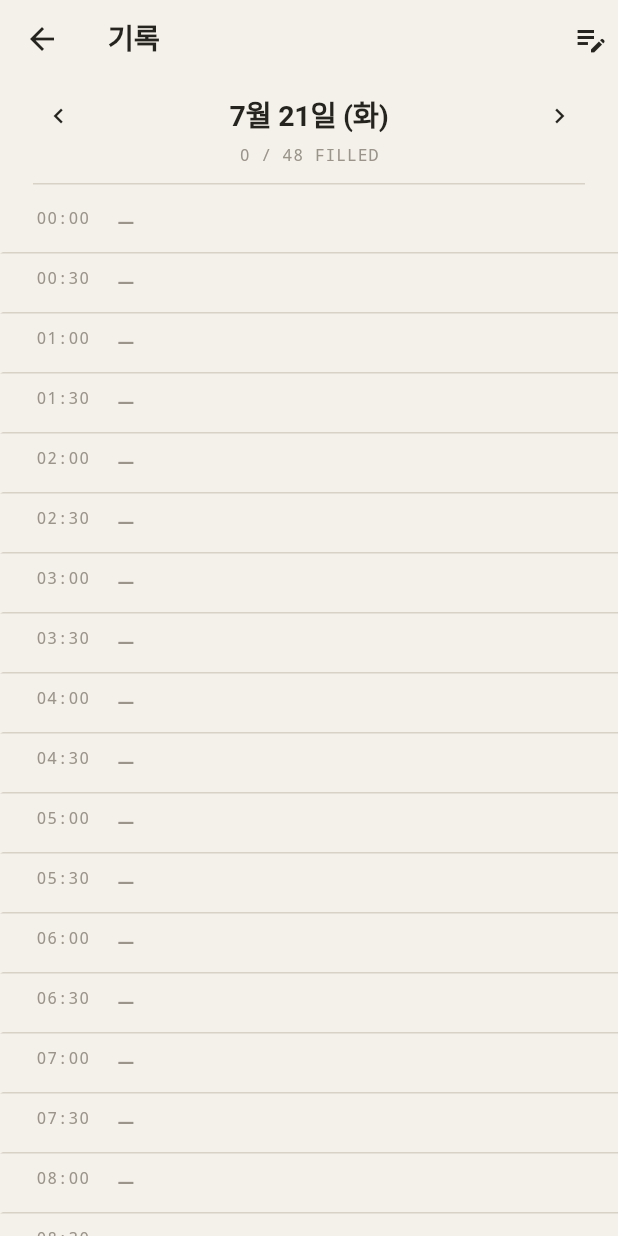
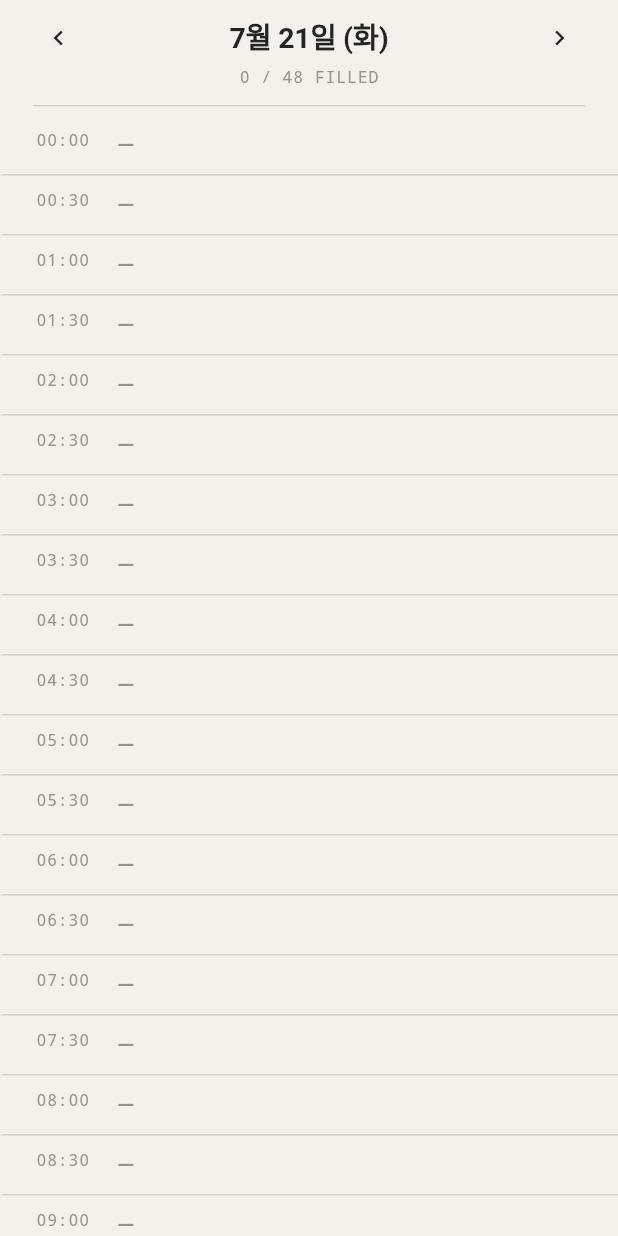
Before and after one commit to miziixx/jigoom, a Flutter app: the TimeTrackScreen screen opened directly, on a phone screen of 412 x 824 dp. Run offline on Flutter 3.47's test engine with Material 3 defaults, Android fonts, the phone set to English and light mode, and no system bars; our stand-ins replace drift, drift_flutter, file_picker, flutter_colorpicker, flutter_local_notifications, flutter_riverpod and 6 more; missing offline and left inert: dart:html, google_mlkit_text_recognition, home_widget, receive_sharing_intent, shelf_router; accounts and stored records are empty; generated files the repository leaves out were written again.

Commit message:
refactor(jigeum): 일과 탭을 시간 허브로 (일정·루틴·기록 하위 보기)
루틴·타임트래커의 접근 방식이 제각각(루틴=일과 탭 버튼, 기록=드로어)이던
문제. 일과 탭을 시간 허브로 통합.

- TimeHub: 하위 탭 schedule / routine / log 전환(IndexedStack), 우측에
  탭별 액션(+일정 / +루틴 / 지금 기록).
- RoutineScreen → RoutineBody(임베드용) + showRoutineEditSheet 분리.
- TimeTrackScreen → TimeTrackBody(임베드용) 분리.
- 드로어에서 타임트래커 항목 제거(설정만 남김). 하단 탭 라벨 routine→time.

Co-Authored-By: Claude Opus 4.8 <noreply@anthropic.com>
Claude-Session: https://claude.ai/code/session_01NxK7vut4Em9KdbB5SB8P2d

```diff
--- a/jigeum/lib/features/timetrack/time_track_screen.dart
+++ b/jigeum/lib/features/timetrack/time_track_screen.dart
@@ -45,15 +45,26 @@ Future<void> showTimeTrackInput(
   }
 }
 
-/// 타임트래커 화면 — 하루 30분×48블록 기록.
-class TimeTrackScreen extends ConsumerStatefulWidget {
+/// 타임트래커 화면 (독립 진입용 — Scaffold 래퍼).
+class TimeTrackScreen extends StatelessWidget {
   const TimeTrackScreen({super.key});
 
   @override
-  ConsumerState<TimeTrackScreen> createState() => _TimeTrackScreenState();
+  Widget build(BuildContext context) => const Scaffold(
+        appBar: null,
+        body: SafeArea(child: TimeTrackBody()),
+      );
 }
 
-class _TimeTrackScreenState extends ConsumerState<TimeTrackScreen> {
+/// 타임트래커 body — 하루 30분×48블록 기록 (임베드용, Scaffold 없음).
+class TimeTrackBody extends ConsumerStatefulWidget {
+  const TimeTrackBody({super.key});
+
+  @override
+  ConsumerState<TimeTrackBody> createState() => _TimeTrackBodyState();
+}
+
+class _TimeTrackBodyState extends ConsumerState<TimeTrackBody> {
   DateTime _date = DateTime(
       DateTime.now().year, DateTime.now().month, DateTime.now().day);
 
@@ -71,21 +82,7 @@ class _TimeTrackScreenState extends ConsumerState<TimeTrackScreen> {
     final nowBlock = TimeTrackRepository.blockOfNow();
     final filled = byIndex.length;
 
-    return Scaffold(
-      appBar: AppBar(
-        title: const Text('기록'),
-        actions: [
-          IconButton(
-            icon: const Icon(Icons.edit_note),
-            tooltip: '지금 기록',
-            onPressed: _isToday
-                ? () => showTimeTrackInput(context, ref,
-                    date: _date, block: nowBlock)
-                : null,
-          ),
-        ],
-      ),
-      body: Container(
+    return Container(
         color: t(context).paper,
         child: Column(
           children: [
@@ -135,8 +132,7 @@ class _TimeTrackScreenState extends ConsumerState<TimeTrackScreen> {
             ),
           ],
         ),
-      ),
-    );
+      );
   }
 
   Widget _row(ThemeData theme, int i, String? text, bool isNow) {
```
Also changed, not shown: jigeum/lib/app.dart (+3 -11 lines), jigeum/lib/features/schedule/routine_screen.dart (+35 -26 lines), jigeum/lib/features/schedule/time_hub.dart (added, +112 -0 lines).
